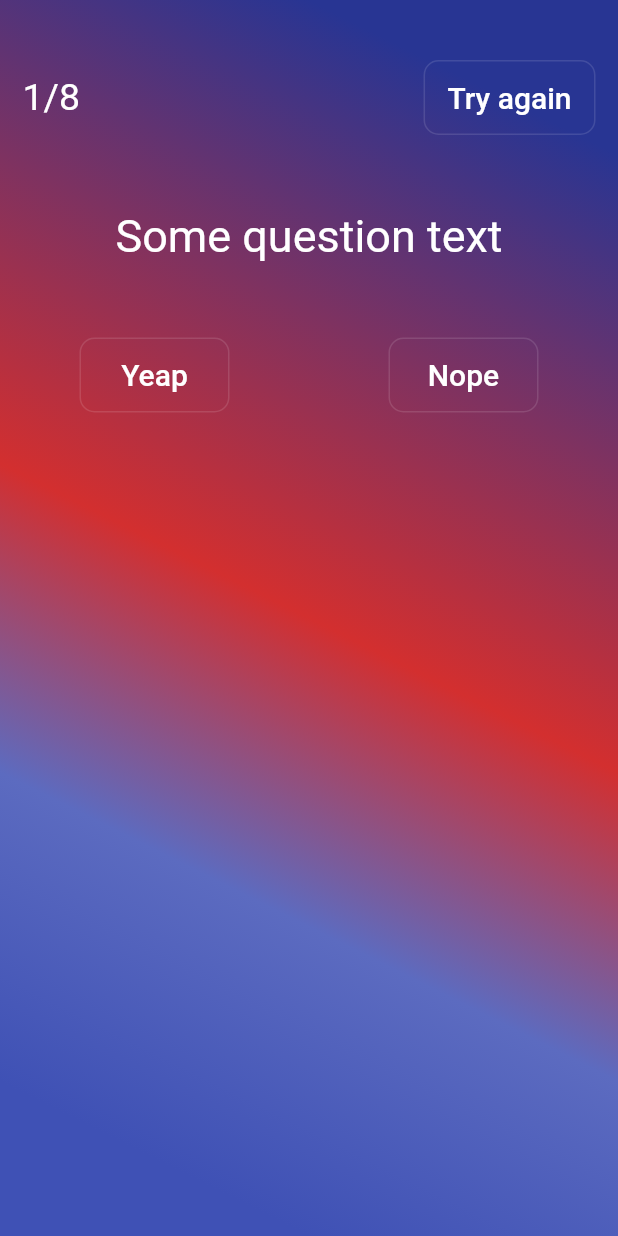
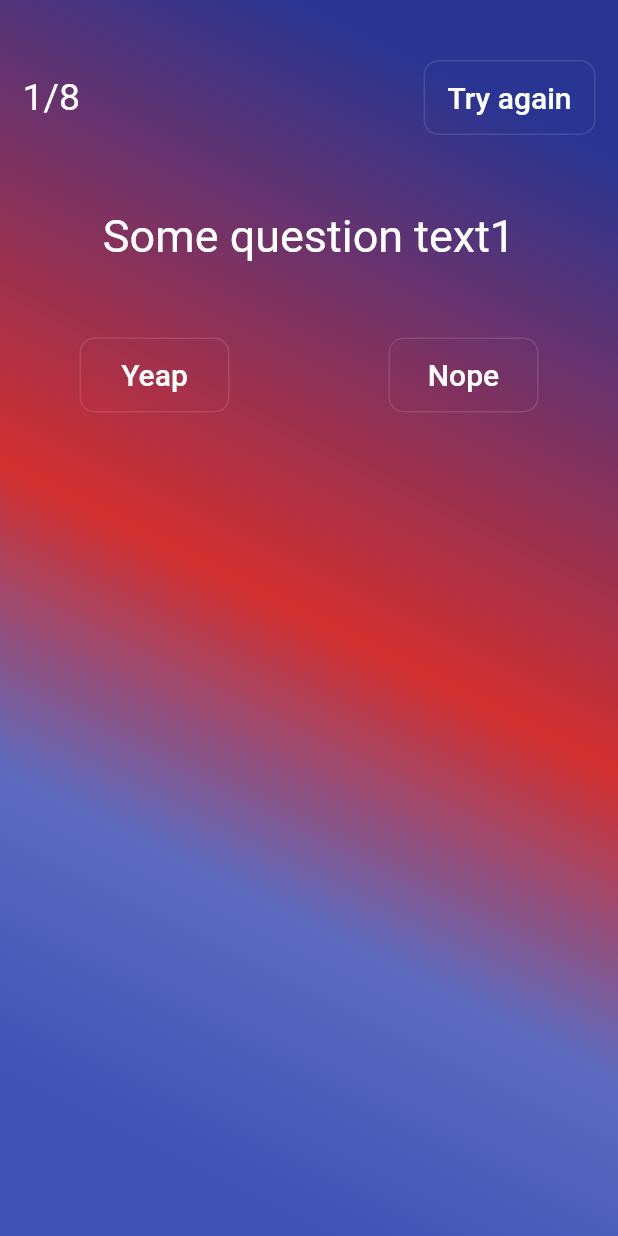
Before and after one commit to icecream78/honest_test, a Flutter app: the QuestionPage screen opened by its route, on a phone screen of 412 x 824 dp. Run offline on Flutter 3.47's test engine with Material 2 defaults, Android fonts, the phone set to English and light mode, and no system bars.

```diff
--- a/assets/questions.json
+++ b/assets/questions.json
@@ -1,12 +1,12 @@
 {
     "questions": [
-        {"text": "Some question text", "answer": 0},
-        {"text": "Some question text", "answer": 1},
-        {"text": "Some question text", "answer": 1},
-        {"text": "Some question text", "answer": 0},
-        {"text": "Some question text", "answer": 0},
-        {"text": "Some question text", "answer": 1},
-        {"text": "Some question text", "answer": 0},
-        {"text": "Some question text", "answer": 0}
+        {"text": "Some question text1", "answer": 0},
+        {"text": "Some question text2", "answer": 1},
+        {"text": "Some question text3", "answer": 1},
+        {"text": "Some question text4", "answer": 0},
+        {"text": "Some question text5", "answer": 0},
+        {"text": "Some question text6", "answer": 1},
+        {"text": "Some question text7", "answer": 0},
+        {"text": "Some question text8", "answer": 0}
     ]
 }
--- a/lib/main.dart
+++ b/lib/main.dart
@@ -19,7 +19,7 @@ class HonestTestApp extends StatelessWidget {
       home: StartPage(),
       onGenerateRoute: (RouteSettings settings) {
         switch (settings.name) {
-          case '/login':
+          case '/start':
             return MaterialPageRoute(
               builder: (_) => StartPage(),
               settings: settings,
--- a/lib/question_page.dart
+++ b/lib/question_page.dart
@@ -3,6 +3,7 @@ import 'dart:convert';
 import 'package:flutter/material.dart';
 import 'package:flutter/services.dart' show rootBundle;
 import './test_btn.dart';
+import 'package:flutter/foundation.dart';
 
 class QuestionPage extends StatefulWidget {
   @override
@@ -34,6 +35,7 @@ class QuestionPageState extends State<QuestionPage> {
   Question _currQuestion = Question();
   int _currQuestionNum = 1;
   int _totalQuestionCount = 1;
+  int _totalRightAnswers = 0;
   bool successLoad = true;
 
   @override
@@ -51,6 +53,19 @@ class QuestionPageState extends State<QuestionPage> {
       if (successLoad) {
         _currQuestion = questionList[0];
       }
+    });
+  }
+
+  void answerSelectedHandler({@required Answers selectedAnswer}) {
+    if (_currQuestionNum == _totalQuestionCount) {
+      // TODO: add navigation to result page
+      return print('Its over');
+    }
+
+    setState(() {
+      _currQuestionNum += 1;
+      _currQuestion = _questions[_currQuestionNum - 1];
+      _totalRightAnswers += selectedAnswer == Answers.yes ? 1 : 0;
     });
   }
 
@@ -122,7 +137,11 @@ class QuestionPageState extends State<QuestionPage> {
                     ),
                     Padding(
                       padding: EdgeInsets.only(right: 15.0),
-                      child: createTestBtn(text: 'Try again'),
+                      child: createTestBtn(
+                        text: 'Try again',
+                        onPressed: () =>
+                            Navigator.pushReplacementNamed(context, '/start'),
+                      ),
                     )
                   ],
                 ),
@@ -147,8 +166,16 @@ class QuestionPageState extends State<QuestionPage> {
                   child: Row(
                     mainAxisAlignment: MainAxisAlignment.spaceAround,
                     children: <Widget>[
-                      createTestBtn(text: 'Yeap'),
-                      createTestBtn(text: 'Nope'),
+                      createTestBtn(
+                        text: 'Yeap',
+                        onPressed: () =>
+                            answerSelectedHandler(selectedAnswer: Answers.yes),
+                      ),
+                      createTestBtn(
+                        text: 'Nope',
+                        onPressed: () =>
+                            answerSelectedHandler(selectedAnswer: Answers.no),
+                      ),
                     ],
                   ),
                 ),
--- a/lib/test_btn.dart
+++ b/lib/test_btn.dart
@@ -1,6 +1,9 @@
 import 'package:flutter/material.dart';
 
-ButtonTheme createTestBtn({String text = 'Lets begin'}) {
+ButtonTheme createTestBtn({
+  String text = 'Lets begin',
+  @required VoidCallback onPressed,
+}) {
   return ButtonTheme(
     minWidth: 100.0,
     height: 50.0,
@@ -17,9 +20,7 @@ ButtonTheme createTestBtn({String text = 'Lets begin'}) {
       shape: RoundedRectangleBorder(
         borderRadius: BorderRadius.circular(10.0),
       ),
-      onPressed: () {
-        print('btn');
-      },
+      onPressed: onPressed,
     ),
   );
 }
```
